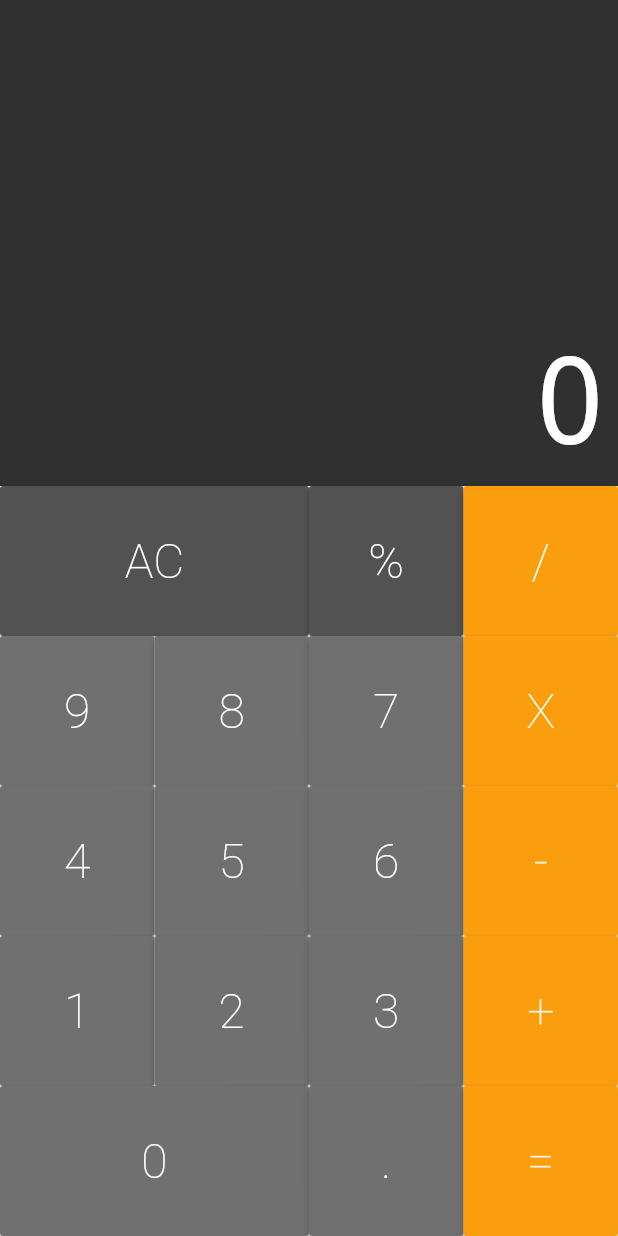
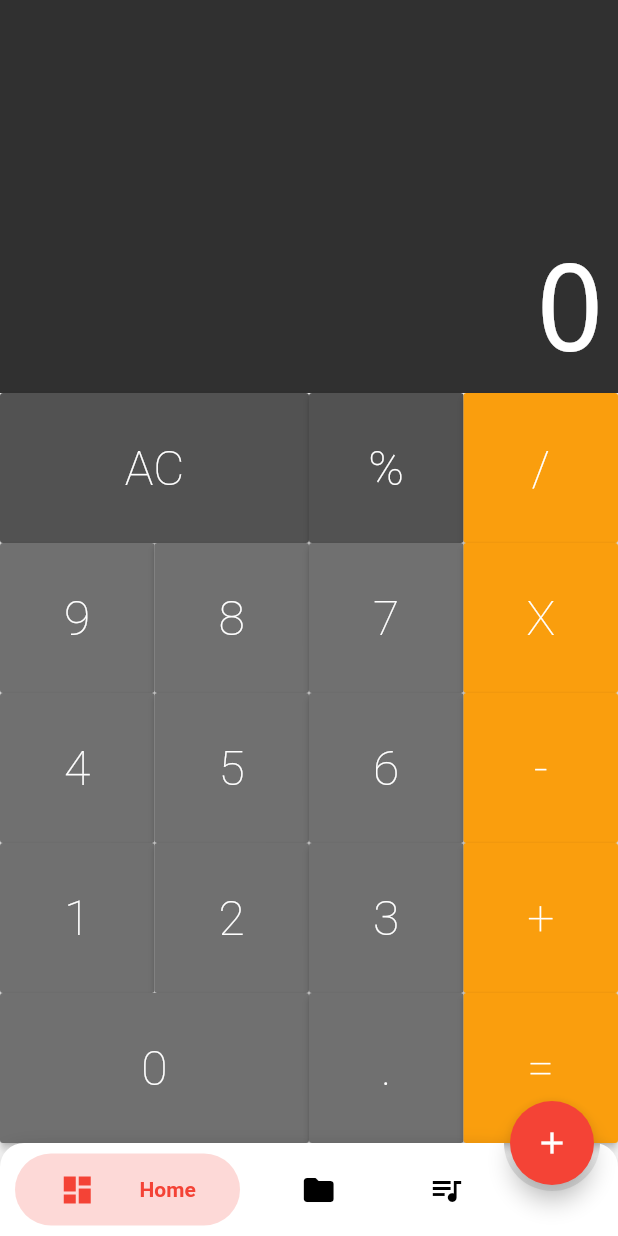
Before and after one commit to adolfoquende/loginFlutter, a Flutter app: the screen it shows after launch, on a phone screen of 412 x 824 dp. Run offline on Flutter 3.47's test engine with Material 2 defaults, Android fonts, the phone set to English and light mode, and no system bars; drawn by our look-alikes of bubble_bottom_bar; our stand-ins replace curved_navigation_bar, sqflite; accounts and stored records are empty.

Commit message:
Create BottomNavigationBarBeautifull

```diff
--- a/lib/Classes/database.dart
+++ b/lib/Classes/database.dart
@@ -3,11 +3,11 @@ import 'package:sqflite/sqflite.dart';
 import 'package:sqflite/sql.dart';
 import 'dart:io';
 
-class Database {
+class Database2 {
 
   static var database;
+  Future<int> abrirDatabase() async {
 
-  Future<int> abrirDatabase() async {
     Directory directorio = await getApplicationDocumentsDirectory();
     String caminho = directorio.path + "/challenge.db";
     database = await openDatabase(caminho);
--- /dev/null
+++ b/lib/screens/BottomNavigationBar.dart
@@ -0,0 +1,98 @@
+import 'package:FlutterChallenge/Calculadora/screens/calculator.dart';
+import 'package:FlutterChallenge/Challenges/LoginBasic.dart';
+import 'package:bubble_bottom_bar/bubble_bottom_bar.dart';
+import 'package:flutter/material.dart';
+
+class NavigationBarBeautifull extends StatefulWidget {
+  @override
+  _NavigationBarBeautifullState createState() =>
+      _NavigationBarBeautifullState();
+}
+
+class _NavigationBarBeautifullState extends State<NavigationBarBeautifull> {
+  int currentIndex;
+
+  @override
+  void initState() {
+    super.initState();
+
+    currentIndex = 0;
+  }
+
+  changePage(int index) {
+    setState(() {
+      currentIndex = index;
+    });
+  }
+
+  @override
+  Widget build(BuildContext context) {
+    return MaterialApp(
+      debugShowCheckedModeBanner: false,
+      home: Scaffold(
+        /*appBar: AppBar(
+          title: Text('VIPAS'),
+          centerTitle: true,
+        ),*/
+        backgroundColor: Colors.grey[1],
+        floatingActionButton: FloatingActionButton(
+          onPressed: () {},
+          child: Icon(Icons.add),
+          backgroundColor: Colors.red,
+        ),
+        floatingActionButtonLocation: FloatingActionButtonLocation.endDocked,
+        bottomNavigationBar: BubbleBottomBar(
+          opacity: 0.2,
+          backgroundColor: Colors.white,
+          borderRadius: BorderRadius.vertical(top: Radius.circular(16.0)),
+          currentIndex: currentIndex,
+          hasInk: true,
+          inkColor: Colors.black12,
+          hasNotch: true,
+          fabLocation: BubbleBottomBarFabLocation.end,
+          onTap: changePage,
+          items: <BubbleBottomBarItem>[
+            BubbleBottomBarItem(
+                backgroundColor: Colors.red,
+                icon: Icon(
+                  Icons.dashboard,
+                  color: Colors.black,
+                ),
+                activeIcon: Icon(
+                  Icons.dashboard,
+                  color: Colors.red,
+                ),
+                title: Text('Home')),
+            BubbleBottomBarItem(
+                backgroundColor: Colors.purple,
+                icon: Icon(
+                  Icons.folder,
+                  color: Colors.black,
+                ),
+                activeIcon: Icon(
+                  Icons.dashboard,
+                  color: Colors.purple,
+                ),
+                title: Text('Home')),
+            BubbleBottomBarItem(
+                backgroundColor: Colors.green,
+                icon: Icon(
+                  Icons.queue_music,
+                  color: Colors.black,
+                ),
+                activeIcon: Icon(
+                  Icons.queue_music,
+                  color: Colors.green,
+                ),
+                title: Text('Home')),
+          ],
+        ),
+        body: (currentIndex == 0)
+            ? Calculator()
+            : (currentIndex == 1)
+                ? LoginPage()
+                : (currentIndex == 2) ? null : null,
+      ),
+    );
+  }
+}
```
Also changed, not shown: lib/Calculadora/models/memory.dart (+23 -12 lines), lib/Calculadora/screens/calculator.dart (+4 -3 lines), lib/Challenges/LoginBasic.dart (+20 -32 lines), lib/main.dart (+2 -5 lines), lib/models/core/DatabaseHelper.dart (+35 -42 lines), pubspec.yaml (+3 -31 lines), pubspec.lock, 1 other file.
